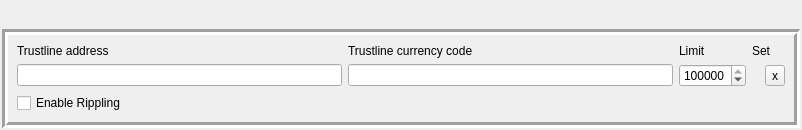
Before: the Qt Designer form src/widgets/xrp_functions.ui in biddisco/lxqt-build-tools, drawn with Qt 5.
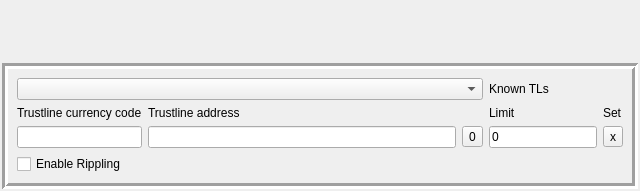
After: the same form once the commit is applied.

Commit message:
Fix trustline deletion, improve trustline handling
Make sure rippling flag is off when deleting a trustline
(set limit=0)

Trustline currencies < 3 chars are considered "no currency"
when setting a trustline. Allows us to delete ones we set
by mistake.

If an account shows a balance for a trustline we have not
seen before, add it to the trustline list and treat it like
any other.

The edit to the form file:
```diff
--- a/src/widgets/xrp_functions.ui
+++ b/src/widgets/xrp_functions.ui
@@ -9,8 +9,8 @@
    <rect>
     <x>0</x>
     <y>0</y>
-    <width>802</width>
-    <height>130</height>
+    <width>640</width>
+    <height>191</height>
    </rect>
   </property>
   <property name="sizePolicy">
@@ -35,7 +35,7 @@
    <property name="bottomMargin">
     <number>2</number>
    </property>
-   <item row="3" column="2">
+   <item row="3" column="1">
     <spacer name="verticalSpacer">
      <property name="orientation">
       <enum>Qt::Vertical</enum>
@@ -48,7 +48,7 @@
      </property>
     </spacer>
    </item>
-   <item row="4" column="2">
+   <item row="4" column="1">
     <widget class="QFrame" name="controls_trade">
      <property name="frameShape">
       <enum>QFrame::Box</enum>
@@ -60,16 +60,14 @@
       <number>3</number>
      </property>
      <layout class="QGridLayout" name="gridLayout_5">
-      <item row="1" column="4">
-       <layout class="QHBoxLayout" name="horizontalLayout_3">
-        <item>
-         <widget class="QLabel" name="label_2">
+      <item row="0" column="3">
+       <widget class="QLabel" name="label_5">
           <property name="text">
-           <string/>
+         <string>Known TLs</string>
           </property>
          </widget>
         </item>
-        <item>
+      <item row="2" column="4">
          <widget class="QToolButton" name="exec_trustline">
           <property name="text">
            <string>x</string>
@@ -79,62 +77,74 @@
           </property>
          </widget>
         </item>
-       </layout>
-      </item>
-      <item row="0" column="3">
-       <widget class="QLabel" name="label_4">
+      <item row="1" column="0">
+       <widget class="QLabel" name="label_3">
         <property name="text">
-         <string>Limit</string>
+         <string>Trustline currency code</string>
         </property>
        </widget>
       </item>
       <item row="1" column="1">
-       <widget class="QLineEdit" name="address"/>
-      </item>
-      <item row="1" column="2">
-       <widget class="QLineEdit" name="code"/>
-      </item>
-      <item row="1" column="3">
-       <widget class="QSpinBox" name="limit">
-        <property name="minimum">
-         <number>1</number>
-        </property>
-        <property name="maximum">
-         <number>100000000</number>
-        </property>
-        <property name="value">
-         <number>100000000</number>
-        </property>
-       </widget>
-      </item>
-      <item row="0" column="1">
        <widget class="QLabel" name="label">
         <property name="text">
          <string>Trustline address</string>
         </property>
        </widget>
       </item>
-      <item row="0" column="4">
+      <item row="1" column="4">
        <widget class="QLabel" name="label_8">
         <property name="text">
          <string>Set</string>
         </property>
        </widget>
       </item>
-      <item row="0" column="2">
-       <widget class="QLabel" name="label_3">
+      <item row="2" column="0">
+       <widget class="QLineEdit" name="code"/>
+      </item>
+      <item row="2" column="2">
+       <widget class="QToolButton" name="clr_trustline">
         <property name="text">
-         <string>Trustline currency code</string>
+         <string>0</string>
+        </property>
+        <property name="toolButtonStyle">
+         <enum>Qt::ToolButtonTextOnly</enum>
+        </property>
+       </widget>
+      </item>
+      <item row="0" column="0" colspan="3">
+       <widget class="QComboBox" name="trustlines"/>
+      </item>
+      <item row="1" column="3">
+       <widget class="QLabel" name="label_4">
+        <property name="text">
+         <string>Limit</string>
         </property>
        </widget>
       </item>
       <item row="2" column="1">
+       <widget class="QLineEdit" name="address">
+        <property name="sizePolicy">
+         <sizepolicy hsizetype="Expanding" vsizetype="Fixed">
+          <horstretch>1</horstretch>
+          <verstretch>0</verstretch>
+         </sizepolicy>
+        </property>
+       </widget>
+      </item>
+      <item row="3" column="0">
        <widget class="QCheckBox" name="rippling">
         <property name="text">
          <string>Enable Rippling</string>
         </property>
        </widget>
       </item>
+      <item row="2" column="3">
+       <widget class="QLineEdit" name="limit">
+        <property name="text">
+         <string>0</string>
+        </property>
+       </widget>
+      </item>
      </layout>
     </widget>
    </item>
```
Lines whose indentation alone changed are shown as unchanged. The commit also changes 7 other files.
